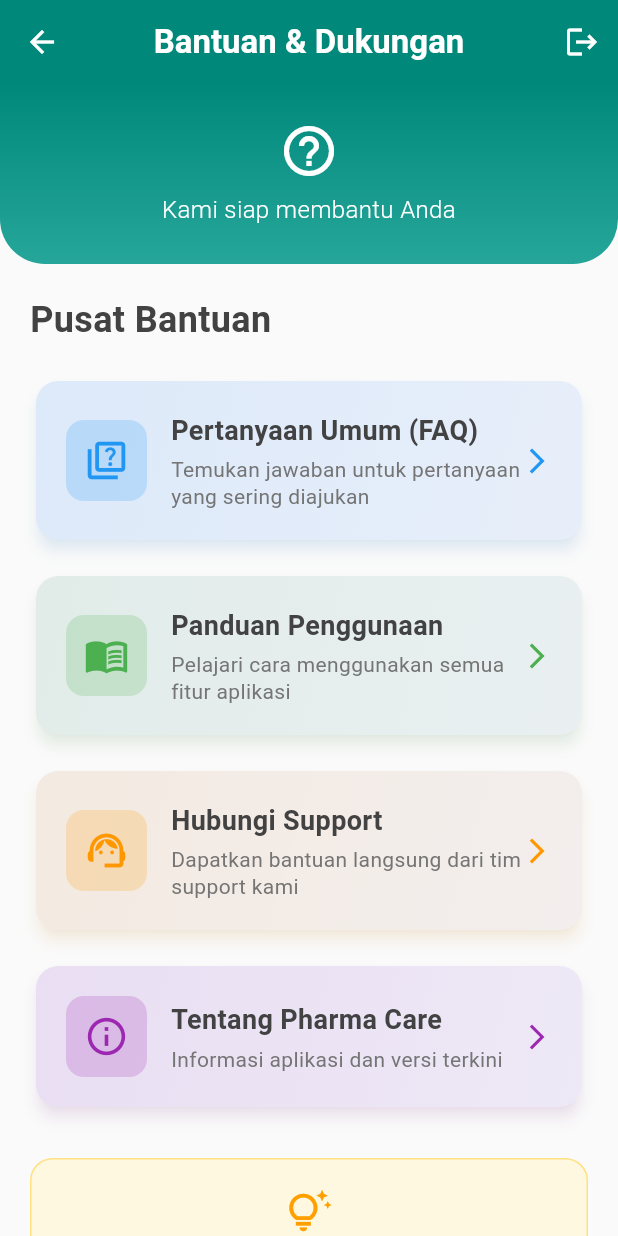
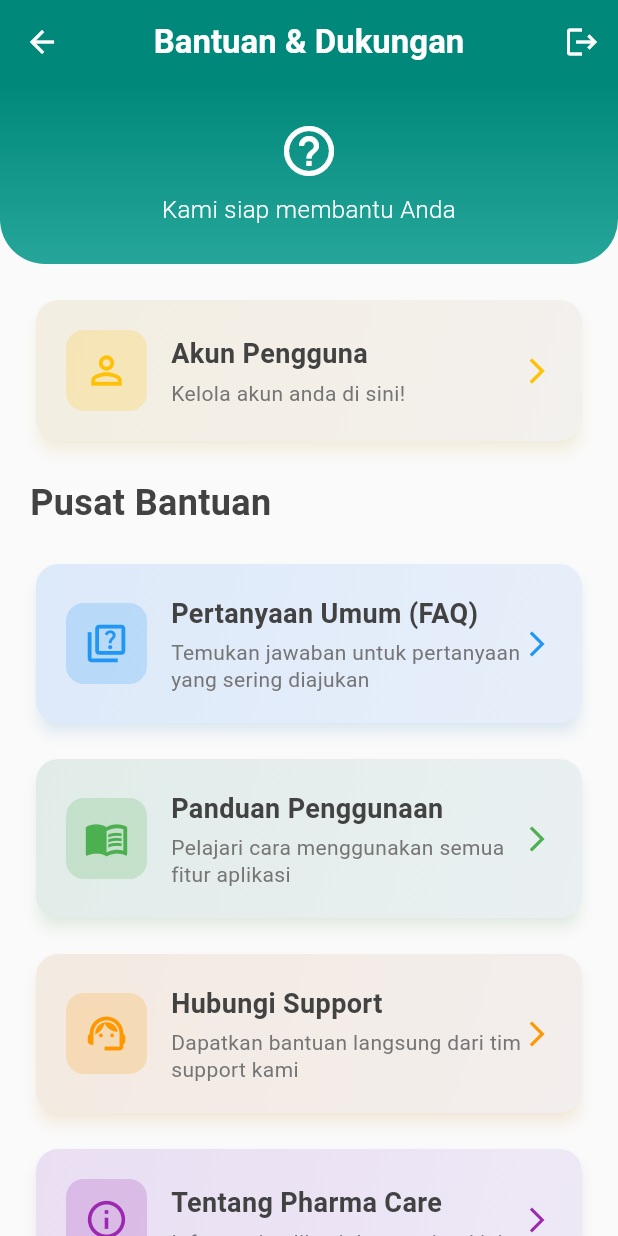
Before and after one commit to panjiarif/aplikasi_farmasi, a Flutter app: the BantuanScreen screen opened directly, on a phone screen of 412 x 824 dp. Run offline on Flutter 3.47's test engine with Material 3 defaults, Android fonts, the phone set to English and light mode, and no system bars; our stand-ins replace shared_preferences, sqflite; accounts and stored records are empty.

```diff
--- a/lib/main.dart
+++ b/lib/main.dart
@@ -1,6 +1,7 @@
 import 'package:aplikasi_farmasi/providers/bookmark_provider.dart';
 import 'package:aplikasi_farmasi/providers/cari_obat_provider.dart';
 import 'package:aplikasi_farmasi/providers/cek_interaksi_provider.dart';
+import 'package:aplikasi_farmasi/providers/user_provider.dart';
 import 'package:flutter/material.dart';
 import 'package:provider/provider.dart';
 
@@ -16,6 +17,7 @@ void main() {
         ChangeNotifierProvider(create: (_) => CekInteraksiProvider()),
         ChangeNotifierProvider(create: (_) => CariObatProvider()),
         ChangeNotifierProvider(create: (_) => BookmarkProvider()),
+        ChangeNotifierProvider(create: (_) => UserProvider()),
       ],
       child: MyApp(),
     ),
--- a/lib/screens/bantuan_screen.dart
+++ b/lib/screens/bantuan_screen.dart
@@ -1,3 +1,4 @@
+import 'package:aplikasi_farmasi/screens/user_pofile_screen.dart';
 import 'package:flutter/material.dart';
 
 import '../utils/session_manager.dart';
@@ -112,6 +113,29 @@ class BantuanScreen extends StatelessWidget {
                     ],
                   ),
                 ),
+              ),
+            ),
+
+            // Akun pengguna
+            Padding(
+              padding: const EdgeInsets.fromLTRB(20, 20, 20, 0),
+              child: Column(
+                crossAxisAlignment: CrossAxisAlignment.start,
+                children: [
+                  // Akun Section
+                  _buildHelpCard(
+                    title: "Akun Pengguna",
+                    subtitle: "Kelola akun anda di sini!",
+                    icon: Icons.person_outline,
+                    color: Colors.amber,
+                    onTap: () {
+                      Navigator.push(
+                          context,
+                          MaterialPageRoute(
+                              builder: (context) => UserProfileScreen()));
+                    },
+                  ),
+                ],
               ),
             ),
 
```
Also changed, not shown: lib/models/user_model.dart (+12 -0 lines), lib/providers/user_provider.dart (added, +28 -0 lines), lib/screens/user_pofile_screen.dart (added, +62 -0 lines).
